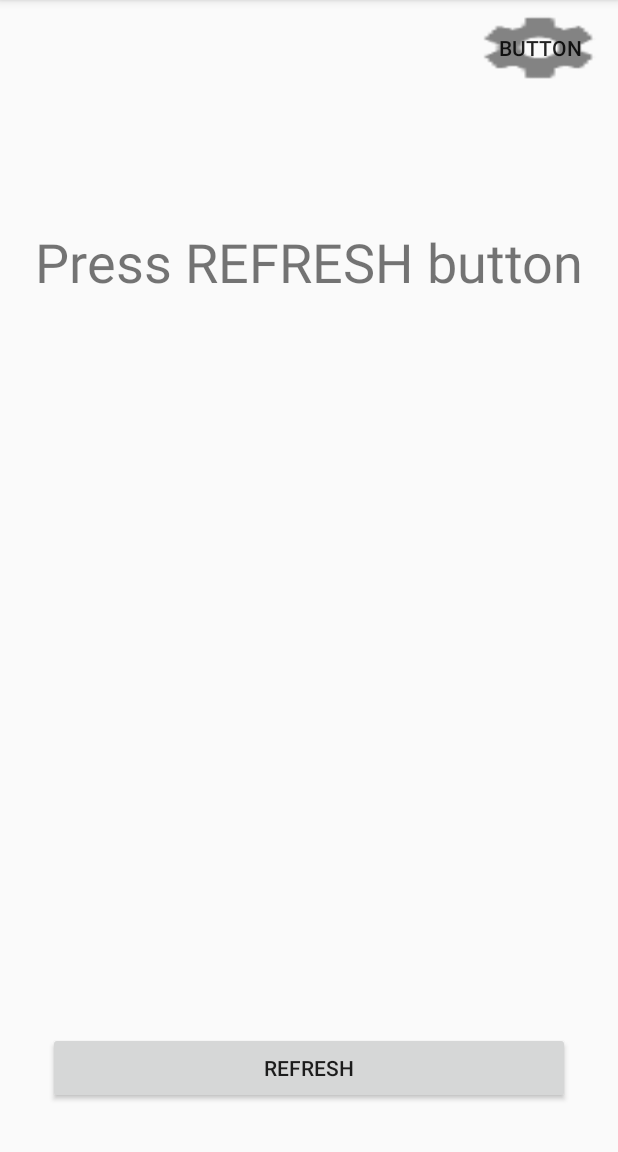
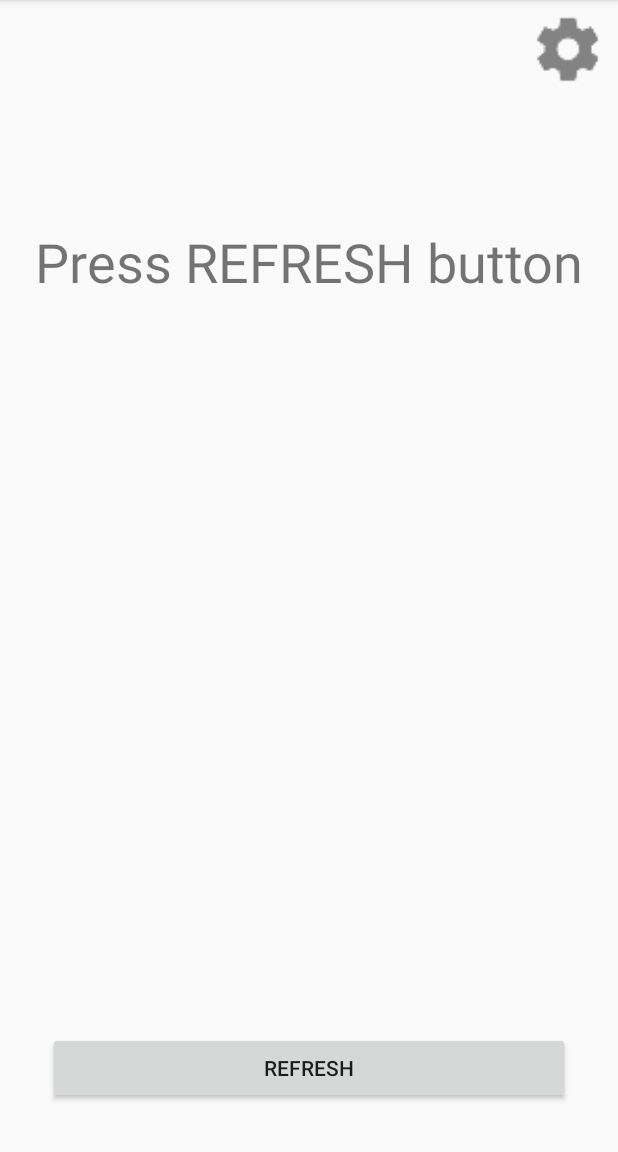
Before and after one commit to aspirinne/android-simple-weather, an Android app: the MainActivity screen opened directly, with no data from a screen before it, on a phone screen of 412 x 824 dp, the part 84-1236 px from its top. Run offline under Robolectric (Android 15) with nearby library versions, the phone set to English and light mode, and no system bars.

Commit message:
Changed change_city button. Changed app logo.

```diff
--- a/app/src/main/AndroidManifest.xml
+++ b/app/src/main/AndroidManifest.xml
@@ -8,7 +8,7 @@
         android:allowBackup="true"
         android:icon="@mipmap/ic_launcher"
         android:label="@string/app_name"
-        android:roundIcon="@mipmap/ic_launcher_foreground"
+        android:roundIcon="@mipmap/ic_launcher_round"
         android:supportsRtl="true"
         android:theme="@style/AppTheme">
         <activity android:name=".MainActivity">
--- a/app/src/main/res/layout/activity_main.xml
+++ b/app/src/main/res/layout/activity_main.xml
@@ -34,13 +34,12 @@
 
     <Button
         android:id="@+id/change_city"
-        android:layout_width="wrap_content"
-        android:layout_height="wrap_content"
+        android:layout_width="50dp"
+        android:layout_height="50dp"
         android:layout_marginTop="8dp"
         android:layout_marginEnd="8dp"
         android:background="@drawable/change_city_icon"
         android:onClick="changeCity"
-        android:text="Button"
         app:layout_constraintEnd_toEndOf="parent"
         app:layout_constraintTop_toTopOf="parent" />
 
```
